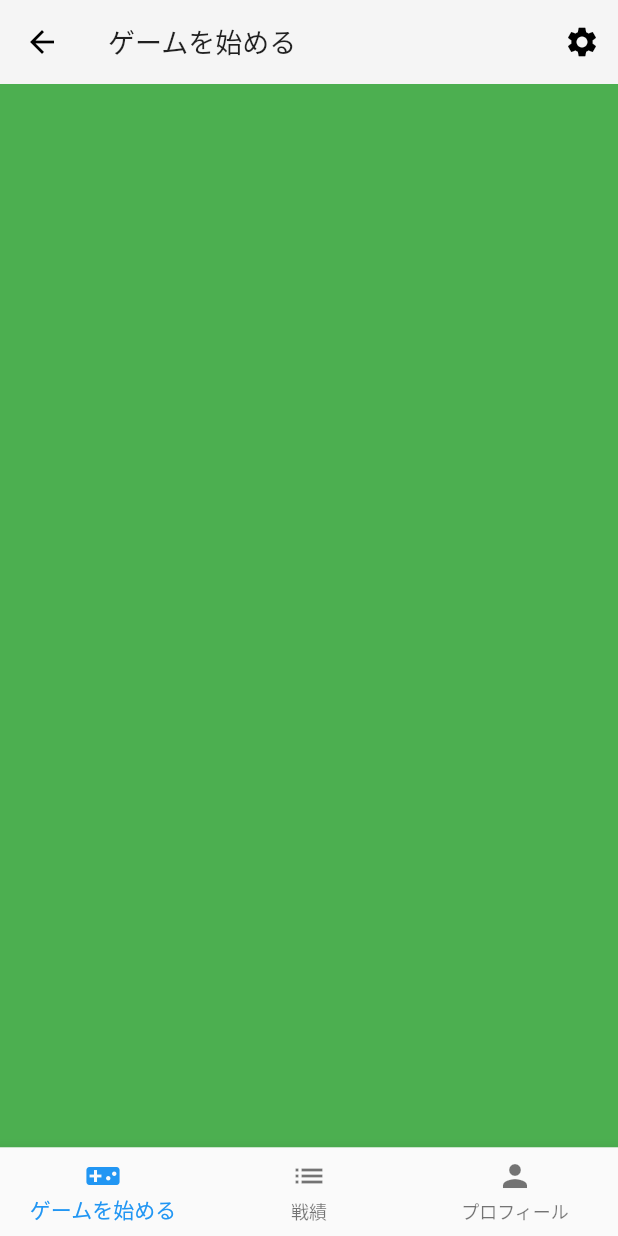
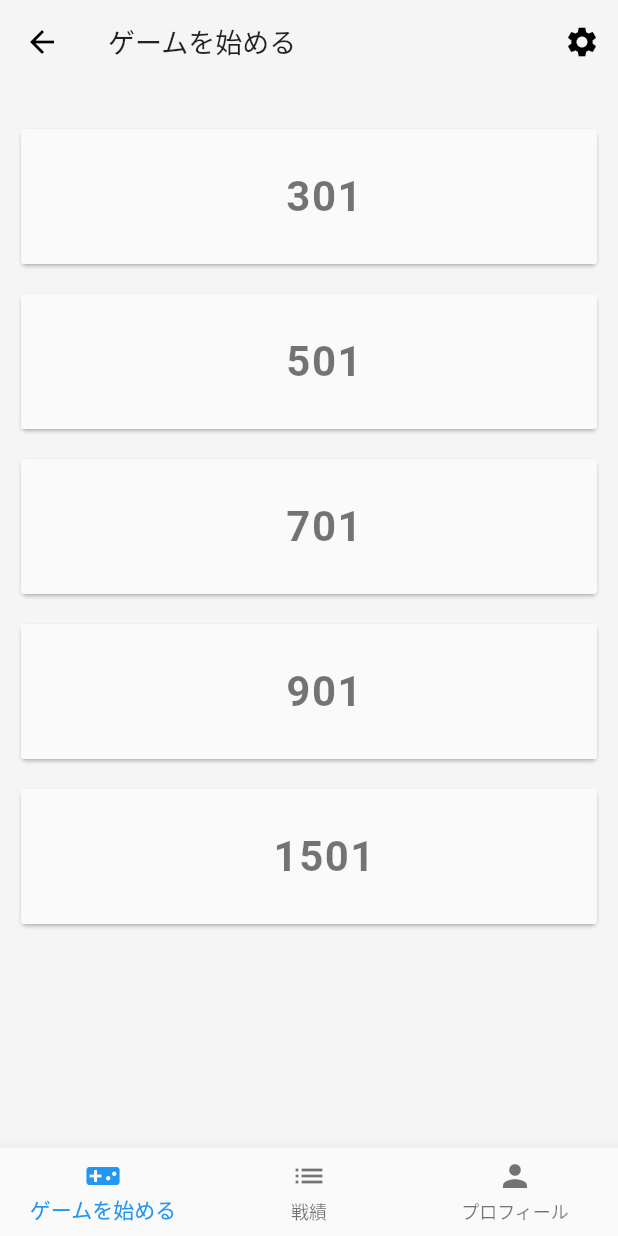
Before and after one commit to youmitsu/calda_app, a Flutter app: the HomePage screen opened by its route, on a phone screen of 412 x 824 dp. Run offline on Flutter 3.47's test engine with Material 2 defaults, Android fonts, the phone set to English and light mode, and no system bars; our stand-ins replace adaptive_dialog, bot_toast, firebase_auth, flutter_form_builder, flutter_hooks, freezed_annotation and 3 more; accounts and stored records are empty; generated files the repository leaves out were written again.

Commit message:
created home page

```diff
--- /dev/null
+++ b/lib/model/enum/game_type.dart
@@ -0,0 +1,31 @@
+enum GameType {
+  game_301,
+  game_501,
+  game_701,
+  game_901,
+  game_1501,
+}
+
+extension GameTypeExt on GameType {
+  String toDisplayStr() {
+    switch (this) {
+      case GameType.game_301:
+        return '301';
+        break;
+      case GameType.game_501:
+        return '501';
+        break;
+      case GameType.game_701:
+        return '701';
+        break;
+      case GameType.game_901:
+        return '901';
+        break;
+      case GameType.game_1501:
+        return '1501';
+        break;
+      default:
+        return '';
+    }
+  }
+}
--- /dev/null
+++ b/lib/pages/home/game_selection_tab.dart
@@ -0,0 +1,80 @@
+import 'package:calda_app/model/enum/game_type.dart';
+import 'package:calda_app/pages/settings/settings_page.dart';
+import 'package:flutter/cupertino.dart';
+import 'package:flutter/material.dart';
+import 'package:flutter_hooks/flutter_hooks.dart';
+
+class GameSelectionTab extends HookWidget {
+  @override
+  Widget build(BuildContext context) {
+    return Scaffold(
+      appBar: AppBar(
+        title: Text('ゲームを始める'),
+        actions: <Widget>[
+          IconButton(
+            icon: Icon(Icons.settings),
+            onPressed: () {
+              Navigator.of(context).pushNamed(SettingsPage.routeName);
+            },
+          ),
+        ],
+      ),
+      body: Container(
+        margin: const EdgeInsets.symmetric(vertical: 20),
+        child: SingleChildScrollView(
+          child: Column(
+            mainAxisAlignment: MainAxisAlignment.center,
+            children: _buildCards(),
+          ),
+        ),
+      ),
+    );
+  }
+
+  List<Widget> _buildCards() =>
+      GameType.values.map((e) => _GameTypeCard(type: e)).toList();
+}
+
+class _GameTypeCard extends StatelessWidget {
+  final GameType type;
+
+  _GameTypeCard({this.type});
+
+  @override
+  Widget build(BuildContext context) {
+    return Card(
+      margin: const EdgeInsets.symmetric(
+        horizontal: 14,
+        vertical: 10,
+      ),
+      child: Material(
+        borderRadius: BorderRadius.circular(2),
+        child: InkWell(
+          onTap: () {
+            //
+          },
+          child: Container(
+            height: 90,
+            child: Row(
+              children: <Widget>[
+                Expanded(
+                  child: Container(
+                    margin: const EdgeInsets.only(left: 20),
+                    alignment: Alignment.center,
+                    child: Text(
+                      type.toDisplayStr(),
+                      style: Theme.of(context).textTheme.headline2.copyWith(
+                            fontWeight: FontWeight.bold,
+                            letterSpacing: 1,
+                          ),
+                    ),
+                  ),
+                ),
+              ],
+            ),
+          ),
+        ),
+      ),
+    );
+  }
+}
--- a/lib/pages/home/home_page.dart
+++ b/lib/pages/home/home_page.dart
@@ -4,6 +4,8 @@ import 'package:flutter/cupertino.dart';
 import 'package:flutter/material.dart';
 import 'package:flutter_hooks/flutter_hooks.dart';
 import 'package:hooks_riverpod/hooks_riverpod.dart';
+
+import 'game_selection_tab.dart';
 
 final _homeStateNotifier = StateNotifierProvider((_) => HomeStateNotifier());
 
@@ -19,7 +21,7 @@ class HomePage extends HookWidget {
         child: IndexedStack(
           index: homeState.currentBottomTabIndex,
           children: <Widget>[
-            _GameSelectionTab(),
+            GameSelectionTab(),
             _ResultTab(),
             _ProfileTab(),
           ],
@@ -44,28 +46,6 @@ class HomePage extends HookWidget {
             icon: Icon(Icons.person),
           ),
         ],
-      ),
-    );
-  }
-}
-
-class _GameSelectionTab extends HookWidget {
-  @override
-  Widget build(BuildContext context) {
-    return Scaffold(
-      appBar: AppBar(
-        title: Text('ゲームを始める'),
-        actions: <Widget>[
-          IconButton(
-            icon: Icon(Icons.settings),
-            onPressed: () {
-              Navigator.of(context).pushNamed(SettingsPage.routeName);
-            },
-          ),
-        ],
-      ),
-      body: Container(
-        color: Colors.green,
       ),
     );
   }
```
